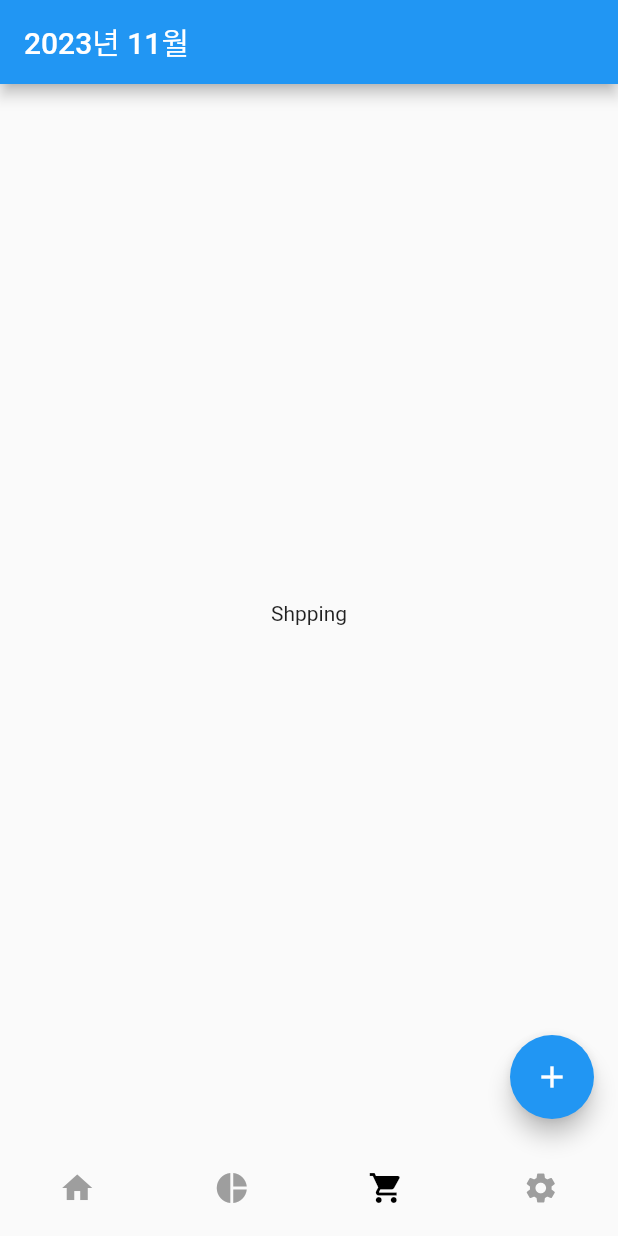
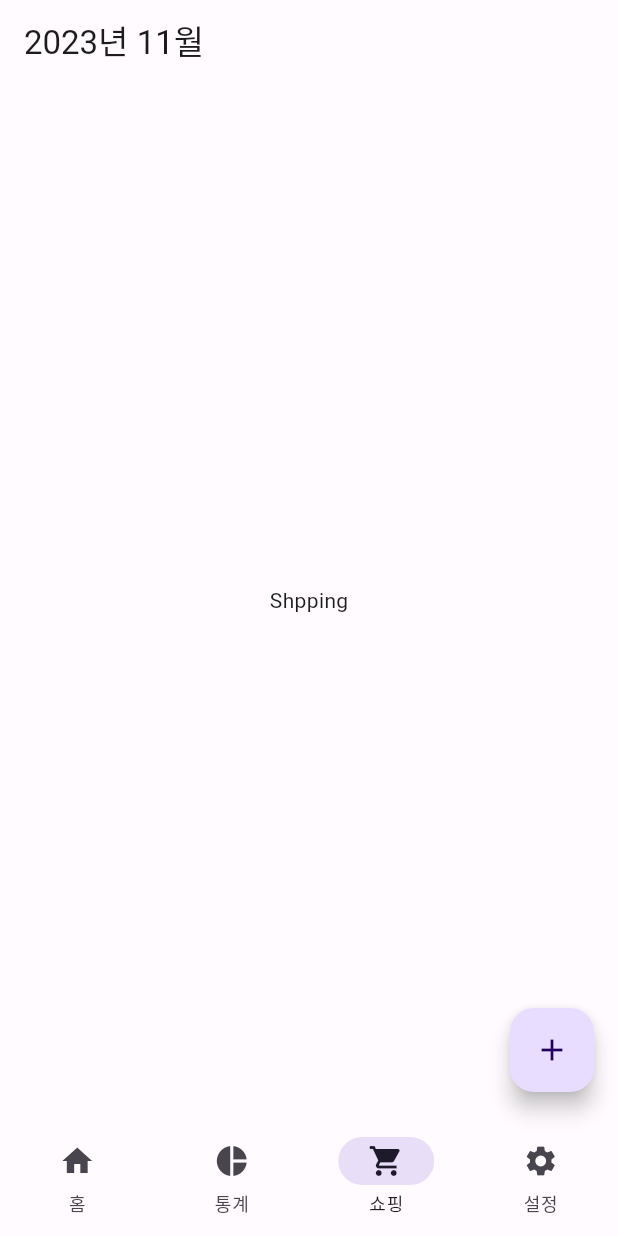
Before and after one commit to tmdeh/pocket-money-management, a Flutter app: the screen it shows after launch, item 3 of the bottom bar chosen, after a tap on the "add" icon, on a phone screen of 412 x 824 dp. Run offline on Flutter 3.47's test engine with Material 2 defaults, Android fonts, the phone set to English and light mode, and no system bars; our stand-ins replace animated_splash_screen, get_it.

Commit message:
Feature/theme (#17)
* 컬러 상수 선언

* 테마 색 지정

* 네비게이션 material3 적용

* floating 버튼 추가

* 테마 적용

* Delete color.dart

* Update record_item.dart

```diff
--- a/lib/component/bottom_navigation.dart
+++ b/lib/component/bottom_navigation.dart
@@ -4,13 +4,16 @@ import 'package:pocket_money_management_app/screens/settings.dart';
 import 'package:pocket_money_management_app/screens/shopping.dart';
 import 'package:pocket_money_management_app/screens/stats.dart';
 
-const iconHeight = 60.0;
+class BottomNavigation extends StatefulWidget {
+  const BottomNavigation({super.key});
 
-class BottomNavigator extends StatelessWidget {
+  @override
+  State<BottomNavigation> createState() => _BottomNavigationState();
+}
 
-  BottomNavigator({
-    Key? key,
-  }) : super(key: key);
+class _BottomNavigationState extends State<BottomNavigation> {
+
+  int selectedIndex = 0;
 
   String _getTitle() {
     DateTime date = DateTime.now();
@@ -24,52 +27,68 @@ class BottomNavigator extends StatelessWidget {
     const SettingScreen()
   ];
 
-  final List<Widget> _tabs = [
-    const Tab(
-      icon: Icon(Icons.home),
-      height: iconHeight,
-    ),
-    const Tab(
-      icon: Icon(Icons.pie_chart),
-      height: iconHeight,
-    ),
-    const Tab(
-      icon: Icon(Icons.shopping_cart),
-      height: iconHeight,
-    ),
-    const Tab(
-      icon: Icon(Icons.settings),
-      height: iconHeight,
-    )
-  ];
+
+  void onAddButton() {
+
+  }
+
 
   @override
   Widget build(BuildContext context) {
-
-    void addOnPressed() {
-
-    }
-
-    return DefaultTabController(
-      initialIndex: 1,
-      length: _tabs.length,
-      child: Scaffold(
+    return Scaffold(
       appBar: AppBar(
         title: Text(_getTitle()),
       ),
-        bottomNavigationBar: TabBar(
-          tabs: _tabs,
-          indicatorColor: Colors.transparent,
-          unselectedLabelColor: Colors.grey,
-          labelColor: Colors.black,
-        ),
-        body: TabBarView(
+      body: Center(
+        child: IndexedStack(
+          index: selectedIndex,
           children: _widgetOptions,
         ),
+      ),
       floatingActionButton: FloatingActionButton(
-          onPressed: addOnPressed,
+        onPressed: onAddButton,
         child: const Icon(Icons.add),
       ),
+      bottomNavigationBar: NavigationBar(
+        selectedIndex: selectedIndex,
+        onDestinationSelected: (value) => setState(() {
+          selectedIndex = value;
+        }),
+        animationDuration: const Duration(milliseconds: 500),
+        destinations: [
+          NavigationDestination(
+            icon: const Icon(Icons.home),
+            label: "홈",
+            selectedIcon: Icon(
+              Icons.home,
+              color: Theme.of(context).colorScheme.onSecondaryContainer,
+            ),
+          ),
+          NavigationDestination(
+            icon: const Icon(Icons.pie_chart),
+            label: "통계",
+            selectedIcon: Icon(
+              Icons.pie_chart,
+              color: Theme.of(context).colorScheme.onSecondaryContainer,
+            ),
+          ),
+          NavigationDestination(
+            icon: const Icon(Icons.shopping_cart),
+            label: "쇼핑",
+            selectedIcon: Icon(
+              Icons.shopping_cart,
+              color: Theme.of(context).colorScheme.onSecondaryContainer,
+            ),
+          ),
+          NavigationDestination(
+            icon: const Icon(Icons.settings),
+            label: "설정",
+            selectedIcon: Icon(
+              Icons.settings,
+              color: Theme.of(context).colorScheme.onSecondaryContainer,
+            ),
+          ),
+        ],
       ),
     );
   }
--- a/lib/component/home/recent.dart
+++ b/lib/component/home/recent.dart
@@ -46,16 +46,8 @@ class Recent extends StatelessWidget {
         child: Container(
           width: MediaQuery.of(context).size.width,
           decoration: BoxDecoration(
-            color: Colors.white,
+            color: Theme.of(context).colorScheme.primaryContainer,
             borderRadius: BorderRadius.circular(15),
-            boxShadow: [
-              BoxShadow(
-                color: Colors.grey.withOpacity(0.7),
-                blurRadius: 5.0,
-                spreadRadius: 2.0,
-                offset: const Offset(0, 7)
-              )
-            ],
           ),
           child: Container(
             padding: const EdgeInsets.only(left: 20),
--- a/lib/component/home/record_item.dart
+++ b/lib/component/home/record_item.dart
@@ -50,7 +50,8 @@ class _TileState extends State<RecordItem> {
 
   @override
   Widget build(BuildContext context) {
-    return GestureDetector(
+    return Card(
+      child: GestureDetector(
         onTap: _onTap,
         child: AnimatedContainer(
           height: _isExtended ? _extendedHeight : 60.0,
@@ -58,16 +59,16 @@ class _TileState extends State<RecordItem> {
           curve: Curves.linear,
           onEnd: _onAnimationEnd,
           decoration: BoxDecoration(
-          color: widget.type == RecordType.income ? Colors.white : Colors.black,
+            color: widget.type == RecordType.income ?
+            Theme
+                .of(context)
+                .colorScheme
+                .primaryContainer :
+            Theme
+                .of(context)
+                .colorScheme
+                .tertiaryContainer,
             borderRadius: BorderRadius.circular(15),
-          boxShadow: [
-            BoxShadow(
-                color: Colors.grey.withOpacity(0.7),
-                blurRadius: 5.0,
-                spreadRadius: 2.0,
-                offset: const Offset(0, 7)
-            )
-          ],
           ),
           child: Padding(
             padding: const EdgeInsets.all(10.0),
@@ -75,9 +76,19 @@ class _TileState extends State<RecordItem> {
               mainAxisAlignment: MainAxisAlignment.spaceAround,
               crossAxisAlignment: CrossAxisAlignment.start,
               children: [
-              _Outline(category: widget.category, price: widget.price, type: widget.type,),
-              _Memo(isReady: _isReady, memo: widget.memo, payDate: widget.payDate, type: widget.type,),
+                _Outline(
+                  category: widget.category,
+                  price: widget.price,
+                  type: widget.type,
+                ),
+                _Memo(
+                  isReady: _isReady,
+                  memo: widget.memo,
+                  payDate: widget.payDate,
+                  type: widget.type,
+                ),
               ],
+            ),
           ),
         ),
       ),
@@ -106,7 +117,9 @@ class _Outline extends StatelessWidget {
 
     final textStyle = TextStyle(
       fontSize: 26,
-      color: type == RecordType.income ? Colors.black : Colors.white
+      color: type == RecordType.income ?
+        Theme.of(context).colorScheme.primary :
+        Theme.of(context).colorScheme.tertiary
     );
 
     return Row(
@@ -116,7 +129,9 @@ class _Outline extends StatelessWidget {
           children: [
              Icon(
               Icons.add,
-              color: type == RecordType.income ? Colors.black : Colors.white,
+              color: type == RecordType.income ?
+                Theme.of(context).colorScheme.primary :
+                Theme.of(context).colorScheme.tertiary,
             ),
             const SizedBox(width: 10,),
             Text(category, style: textStyle),
@@ -161,14 +176,18 @@ class _Memo extends StatelessWidget {
             Text(
               "${payDate.day}일 ${payDate.hour}시 ${payDate.minute}분",
               style: TextStyle(
-                color: type == RecordType.income ? Colors.black : Colors.white.withOpacity(0.6),
+                color: type == RecordType.income ?
+                  Theme.of(context).colorScheme.primary :
+                  Theme.of(context).colorScheme.tertiary,
               ),
             ),
             const SizedBox(height: 5,),
             Text(
               memo,
               style: TextStyle(
-                color: type == RecordType.income ? Colors.black : Colors.white,
+                color: type == RecordType.income ?
+                  Theme.of(context).colorScheme.primary :
+                  Theme.of(context).colorScheme.tertiary,
                 fontSize: 24
               ),
               overflow: TextOverflow.ellipsis,
--- a/lib/const/color.dart
+++ /dev/null
@@ -1,4 +0,0 @@
-import 'package:flutter/material.dart';
-
-const Color PRIMARY_COLOR = Colors.black;
-const Color SECOND_COLOR = Colors.white;
--- a/lib/main.dart
+++ b/lib/main.dart
@@ -19,6 +19,7 @@ class MyApp extends StatelessWidget {
     return MaterialApp(
       theme: lightTheme,
       darkTheme: darkTheme,
+      themeMode: ThemeMode.system,
       home: const SplashScreen()
     );
   }
--- a/lib/screens/splash.dart
+++ b/lib/screens/splash.dart
@@ -23,7 +23,7 @@ class SplashScreen extends StatelessWidget {
           ],
         ),
       ),
-      nextScreen: BottomNavigator(),
+      nextScreen: BottomNavigation(),
       animationDuration: const Duration(microseconds: 500),
       function: () async {
         // TODO: 앱에 필요한 작업들 추가
--- a/lib/thema/dark.dart
+++ b/lib/thema/dark.dart
@@ -1,6 +1,9 @@
 
 import 'package:flutter/material.dart';
+import 'package:pocket_money_management_app/color_schemes.g.dart';
 
 final darkTheme = ThemeData(
-
+  useMaterial3: true,
+  brightness: Brightness.dark,
+  colorScheme: darkColorScheme,
 );
--- a/lib/thema/light.dart
+++ b/lib/thema/light.dart
@@ -1,6 +1,9 @@
 
 import 'package:flutter/material.dart';
+import 'package:pocket_money_management_app/color_schemes.g.dart';
 
 final lightTheme = ThemeData(
-
+  useMaterial3: true,
+  brightness: Brightness.light,
+  colorScheme: lightColorScheme,
 );
```
Also changed, not shown: lib/color_schemes.g.dart (added). Lines whose indentation alone changed are shown as unchanged.
